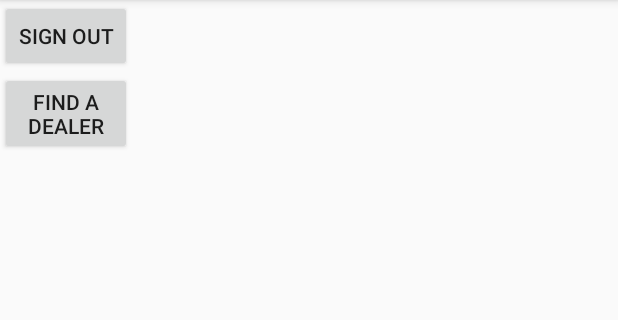
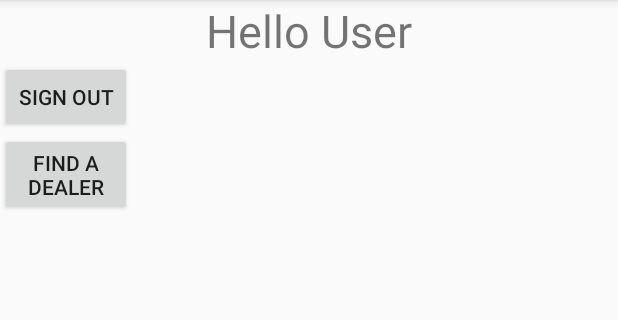
Before and after one commit to Jesusfi/Toyota, an Android app: the screen it shows after launch once a user with an empty profile is signed in (MainActivity), on a phone screen of 412 x 824 dp, the part 84-404 px from its top. Run offline under Robolectric (Android 15) with nearby library versions, the phone set to English and light mode, and no system bars; our stand-ins replace Firebase (no records; nobody signed in at launch, a user with empty details on screens opened directly); libraries missing offline, so code that uses them is left out: com.facebook, com.facebook.login; 5 statements that could not run were skipped.

Commit message:
small edit to mainactiivty, users name displays

```diff
--- a/app/src/main/java/com/example/jesusizquierdo/toyota/MainActivity.java
+++ b/app/src/main/java/com/example/jesusizquierdo/toyota/MainActivity.java
@@ -5,12 +5,20 @@ import android.support.v7.app.AppCompatActivity;
 import android.os.Bundle;
 import android.view.View;
 import android.widget.Button;
+import android.widget.TextView;
 
+import com.example.jesusizquierdo.toyota.classes.SimpleProfile;
 import com.google.firebase.auth.FirebaseAuth;
 import com.google.firebase.auth.FirebaseUser;
+import com.google.firebase.database.DataSnapshot;
+import com.google.firebase.database.DatabaseError;
+import com.google.firebase.database.DatabaseReference;
+import com.google.firebase.database.FirebaseDatabase;
+import com.google.firebase.database.ValueEventListener;
 
 public class MainActivity extends AppCompatActivity {
     FirebaseAuth firebaseAuth;
+    TextView greeting;
     @Override
     protected void onCreate(Bundle savedInstanceState) {
         super.onCreate(savedInstanceState);
@@ -19,8 +27,11 @@ public class MainActivity extends AppCompatActivity {
         firebaseAuth = FirebaseAuth.getInstance();
         final FirebaseUser user = firebaseAuth.getCurrentUser();
 
+        greeting = (TextView) findViewById(R.id.tv_user_name);
+        Button maps = (Button) findViewById(R.id.find_dealer);
 
-        Button maps = (Button) findViewById(R.id.find_dealer);
+        displayUserName();
+
         maps.setOnClickListener(new View.OnClickListener() {
             @Override
             public void onClick(View view) {
@@ -38,4 +49,23 @@ public class MainActivity extends AppCompatActivity {
             }
         });
     }
+    public void displayUserName(){
+        FirebaseUser fUser = firebaseAuth.getCurrentUser();
+        final FirebaseDatabase database = FirebaseDatabase.getInstance();
+        DatabaseReference myRef = database.getReference("Profile").child(fUser.getUid());
+
+        myRef.addValueEventListener(new ValueEventListener() {
+            @Override
+            public void onDataChange(DataSnapshot dataSnapshot) {
+                SimpleProfile user = dataSnapshot.getValue(SimpleProfile.class);
+                greeting.setText("Hello " + user.getName());
+            }
+
+            @Override
+            public void onCancelled(DatabaseError databaseError) {
+
+            }
+        });
+
+    }
 }
--- a/app/src/main/res/layout/activity_main.xml
+++ b/app/src/main/res/layout/activity_main.xml
@@ -6,18 +6,26 @@
     android:layout_height="match_parent"
     android:orientation="vertical"
     tools:context="com.example.jesusizquierdo.toyota.MainActivity">
-<Button
-    android:layout_width="88dp"
+<TextView
+    android:layout_width="match_parent"
     android:layout_height="wrap_content"
-    android:text="sign out"
-    android:id="@+id/btn_sign_out"
-    tools:layout_editor_absoluteY="0dp"
-    tools:layout_editor_absoluteX="8dp" />
+    android:id="@+id/tv_user_name"
+    android:text="Hello User"
+    android:gravity="center"
+    android:textSize="30sp"/>
     <Button
+        android:id="@+id/btn_sign_out"
+        android:layout_width="88dp"
+        android:layout_height="wrap_content"
+        android:text="sign out"
+        tools:layout_editor_absoluteX="8dp"
+        tools:layout_editor_absoluteY="0dp" />
+
+    <Button
+        android:id="@+id/find_dealer"
         android:layout_width="88dp"
         android:layout_height="wrap_content"
         android:text="find a dealer"
-        android:id="@+id/find_dealer"
-        tools:layout_editor_absoluteY="0dp"
-        tools:layout_editor_absoluteX="8dp" />
+        tools:layout_editor_absoluteX="8dp"
+        tools:layout_editor_absoluteY="0dp" />
 </LinearLayout>
```
